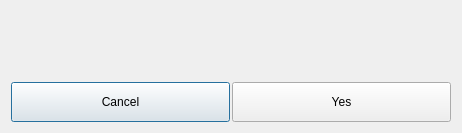
First picture: the form in App/ui_files/accept_dialog.ui, repository Wizard-collab/Wizard, before the edit.
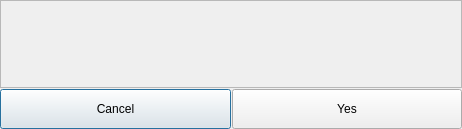
Second picture: the form after the edit.

```diff
--- a/App/ui_files/accept_dialog.ui
+++ b/App/ui_files/accept_dialog.ui
@@ -7,13 +7,37 @@
     <x>0</x>
     <y>0</y>
     <width>462</width>
-    <height>133</height>
+    <height>129</height>
    </rect>
   </property>
   <property name="windowTitle">
    <string>Dialog</string>
   </property>
   <layout class="QVBoxLayout" name="verticalLayout_2">
+   <property name="spacing">
+    <number>1</number>
+   </property>
+   <property name="leftMargin">
+    <number>0</number>
+   </property>
+   <property name="topMargin">
+    <number>0</number>
+   </property>
+   <property name="rightMargin">
+    <number>0</number>
+   </property>
+   <property name="bottomMargin">
+    <number>0</number>
+   </property>
+   <item>
+    <widget class="QFrame" name="frame">
+     <property name="frameShape">
+      <enum>QFrame::StyledPanel</enum>
+     </property>
+     <property name="frameShadow">
+      <enum>QFrame::Raised</enum>
+     </property>
+     <layout class="QVBoxLayout" name="verticalLayout_3">
    <item>
     <layout class="QHBoxLayout" name="horizontalLayout">
      <item>
@@ -44,27 +68,17 @@
          </property>
         </widget>
        </item>
-       <item>
-        <spacer name="verticalSpacer">
-         <property name="orientation">
-          <enum>Qt::Vertical</enum>
-         </property>
-         <property name="sizeHint" stdset="0">
-          <size>
-           <width>20</width>
-           <height>40</height>
-          </size>
-         </property>
-        </spacer>
+         </layout>
        </item>
       </layout>
      </item>
     </layout>
+    </widget>
    </item>
    <item>
     <layout class="QHBoxLayout" name="horizontalLayout_2">
      <property name="spacing">
-      <number>2</number>
+      <number>1</number>
      </property>
      <item>
       <widget class="QPushButton" name="cancel_pushButton">
```
Lines whose indentation alone changed are shown as unchanged.
